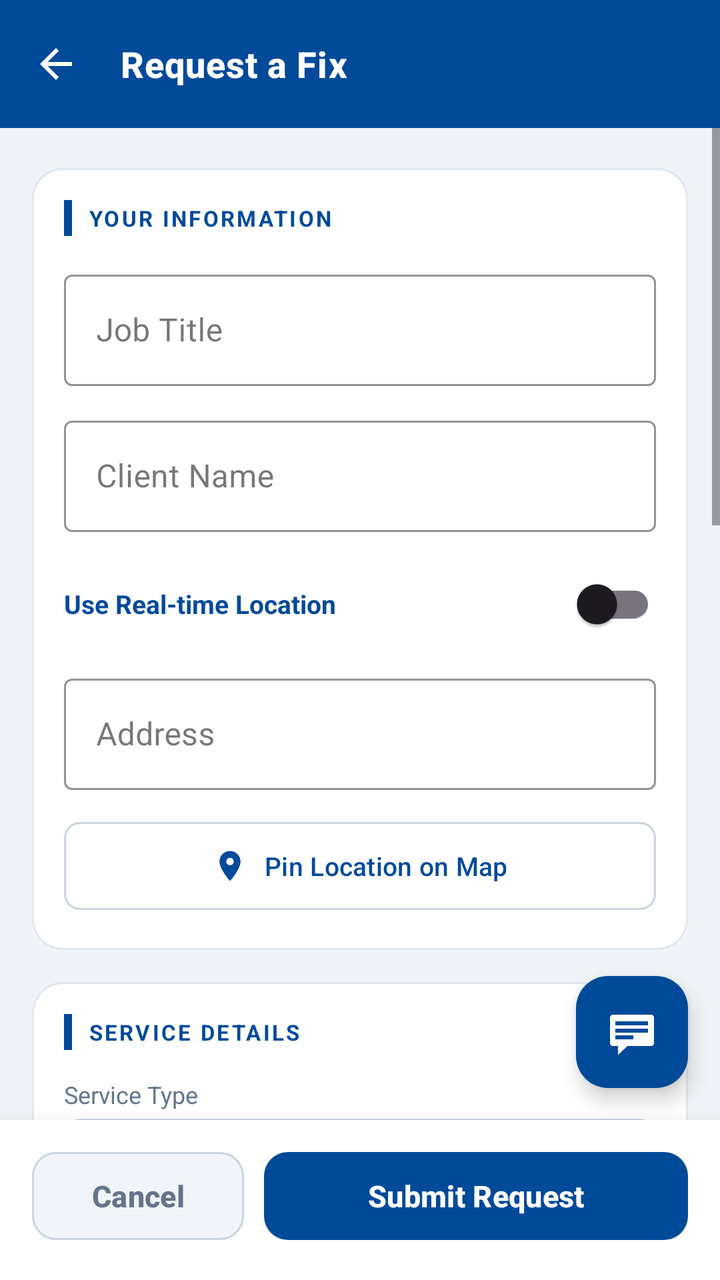
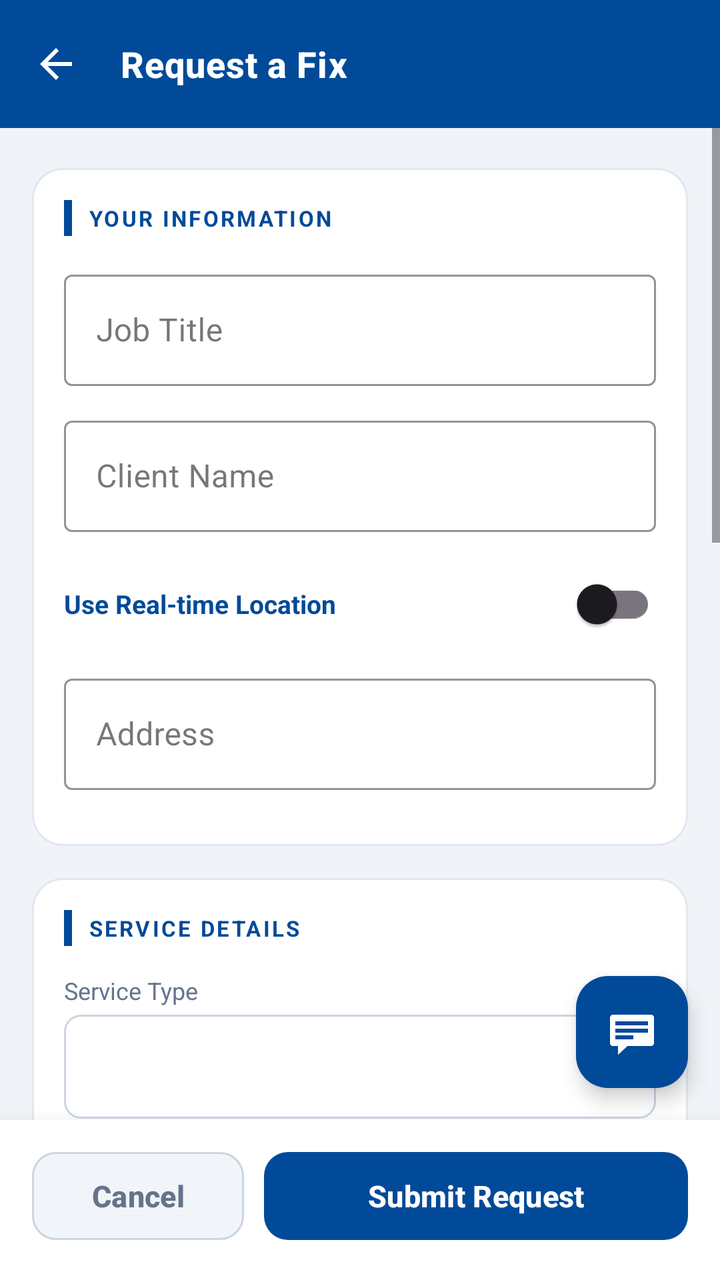

Compare the two renders of this Android layout. The source of the first and the diff that turns it into the second are given below.
<!-- AndroidManifest.xml: application theme Theme.Newtacks -->
<!-- res/layout/activity_create_job.xml -->
<?xml version="1.0" encoding="utf-8"?>
<LinearLayout
    xmlns:android="http://schemas.android.com/apk/res/android"
    xmlns:app="http://schemas.android.com/apk/res-auto"
    android:layout_width="match_parent"
    android:layout_height="match_parent"
    android:orientation="vertical"
    android:background="#F0F4F8">

    
    <androidx.appcompat.widget.Toolbar
        android:id="@+id/toolbar"
        android:layout_width="match_parent"
        android:layout_height="?attr/actionBarSize"
        android:background="#004A99"
        android:elevation="4dp"
        app:title="Request a Fix"
        app:titleTextColor="#FFFFFF"
        app:titleTextAppearance="@style/ToolbarTitleStyle"
        app:navigationIcon="@drawable/ic_back"
        app:navigationContentDescription="Back" />

    
    <androidx.coordinatorlayout.widget.CoordinatorLayout
        android:layout_width="match_parent"
        android:layout_height="0dp"
        android:layout_weight="1">

        <ScrollView
            android:layout_width="match_parent"
            android:layout_height="match_parent"
            android:fillViewport="true">

            <LinearLayout
                android:layout_width="match_parent"
                android:layout_height="wrap_content"
                android:orientation="vertical"
                android:paddingStart="16dp"
                android:paddingEnd="16dp"
                android:paddingTop="20dp"
                android:paddingBottom="20dp">

            
            <LinearLayout
                android:layout_width="match_parent"
                android:layout_height="wrap_content"
                android:orientation="vertical"
                android:background="@drawable/bg_card"
                android:padding="16dp"
                android:layout_marginBottom="16dp">

                <LinearLayout
                    android:layout_width="match_parent"
                    android:layout_height="wrap_content"
                    android:orientation="horizontal"
                    android:gravity="center_vertical"
                    android:layout_marginBottom="14dp">

                    <View
                        android:layout_width="4dp"
                        android:layout_height="18dp"
                        android:background="#004A99"
                        android:layout_marginEnd="8dp" />

                    <TextView
                        android:layout_width="wrap_content"
                        android:layout_height="wrap_content"
                        android:text="@string/your_information"
                        android:textColor="#004A99"
                        android:textSize="11sp"
                        android:textStyle="bold"
                        android:letterSpacing="0.1" />
                </LinearLayout>

                <com.google.android.material.textfield.TextInputLayout
                    android:layout_width="match_parent"
                    android:layout_height="wrap_content"
                    android:hint="@string/job_title"
                    style="@style/Widget.MaterialComponents.TextInputLayout.OutlinedBox"
                    app:boxStrokeColor="#004A99"
                    app:hintTextColor="#004A99"
                    android:layout_marginBottom="12dp">
                    <com.google.android.material.textfield.TextInputEditText
                        android:id="@+id/etJobTitle"
                        android:layout_width="match_parent"
                        android:layout_height="wrap_content"
                        android:textColor="#1E293B" />
                </com.google.android.material.textfield.TextInputLayout>

                <com.google.android.material.textfield.TextInputLayout
                    android:layout_width="match_parent"
                    android:layout_height="wrap_content"
                    android:hint="@string/client_name"
                    style="@style/Widget.MaterialComponents.TextInputLayout.OutlinedBox"
                    app:boxStrokeColor="#004A99"
                    app:hintTextColor="#004A99"
                    android:layout_marginBottom="12dp">
                    <com.google.android.material.textfield.TextInputEditText
                        android:id="@+id/etClientName"
                        android:layout_width="match_parent"
                        android:layout_height="wrap_content"
                        android:textColor="#1E293B" />
                </com.google.android.material.textfield.TextInputLayout>

                <LinearLayout
                    android:layout_width="match_parent"
                    android:layout_height="wrap_content"
                    android:orientation="horizontal"
                    android:gravity="center_vertical"
                    android:layout_marginBottom="8dp">

                    <TextView
                        android:layout_width="0dp"
                        android:layout_height="wrap_content"
                        android:layout_weight="1"
                        android:text="Use Real-time Location"
                        android:textColor="#004A99"
                        android:textStyle="bold"
                        android:textSize="13sp" />

                    <com.google.android.material.switchmaterial.SwitchMaterial
                        android:id="@+id/switchRealTimeLocation"
                        android:layout_width="wrap_content"
                        android:layout_height="wrap_content" />
                </LinearLayout>

                <com.google.android.material.textfield.TextInputLayout
                    android:layout_width="match_parent"
                    android:layout_height="wrap_content"
                    android:hint="@string/address"
                    style="@style/Widget.MaterialComponents.TextInputLayout.OutlinedBox"
                    app:boxStrokeColor="#004A99"
                    app:hintTextColor="#004A99"
                    android:layout_marginBottom="12dp">
                    <com.google.android.material.textfield.TextInputEditText
                        android:id="@+id/etClientAddress"
                        android:layout_width="match_parent"
                        android:layout_height="wrap_content"
                        android:textColor="#1E293B" />
                </com.google.android.material.textfield.TextInputLayout>

                <com.google.android.material.button.MaterialButton
                    android:id="@+id/btnPickLocation"
                    android:layout_width="match_parent"
                    android:layout_height="52dp"
                    android:text="Pin Location on Map"
                    android:textColor="#004A99"
                    android:textSize="13sp"
                    app:backgroundTint="#FFFFFF"
                    app:strokeColor="#CBD5E1"
                    app:strokeWidth="1dp"
                    app:cornerRadius="8dp"
                    app:icon="@drawable/ic_location"
                    app:iconTint="#004A99"
                    app:iconGravity="textStart" />

            </LinearLayout>

            
            <LinearLayout
                android:layout_width="match_parent"
                android:layout_height="wrap_content"
                android:orientation="vertical"
                android:background="@drawable/bg_card"
                android:padding="16dp"
                android:layout_marginBottom="16dp">

                <LinearLayout
                    android:layout_width="match_parent"
                    android:layout_height="wrap_content"
                    android:orientation="horizontal"
                    android:gravity="center_vertical"
                    android:layout_marginBottom="14dp">

                    <View
                        android:layout_width="4dp"
                        android:layout_height="18dp"
                        android:background="#004A99"
                        android:layout_marginEnd="8dp" />

                    <TextView
                        android:layout_width="wrap_content"
                        android:layout_height="wrap_content"
                        android:text="@string/service_details"
                        android:textColor="#004A99"
                        android:textSize="11sp"
                        android:textStyle="bold"
                        android:letterSpacing="0.1" />
                </LinearLayout>

                <TextView
                    android:layout_width="wrap_content"
                    android:layout_height="wrap_content"
                    android:text="@string/service_type"
                    android:textColor="#64748B"
                    android:textSize="12sp"
                    android:layout_marginBottom="4dp" />

                <Spinner
                    android:id="@+id/spinnerServiceType"
                    android:layout_width="match_parent"
                    android:layout_height="52dp"
                    android:background="@drawable/bg_spinner_improved"
                    android:paddingStart="14dp"
                    android:paddingEnd="14dp"
                    android:layout_marginBottom="14dp" />

                
                <LinearLayout
                    android:layout_width="match_parent"
                    android:layout_height="wrap_content"
                    android:orientation="horizontal"
                    android:baselineAligned="false"
                    android:layout_marginBottom="14dp">

                    <LinearLayout
                        android:layout_width="0dp"
                        android:layout_height="wrap_content"
                        android:layout_weight="1"
                        android:orientation="vertical"
                        android:layout_marginEnd="8dp">

                        <TextView
                            android:layout_width="wrap_content"
                            android:layout_height="wrap_content"
                            android:text="@string/date"
                            android:textColor="#64748B"
                            android:textSize="12sp"
                            android:layout_marginBottom="4dp" />

                        <com.google.android.material.button.MaterialButton
                            android:id="@+id/btnSelectDate"
                            android:layout_width="match_parent"
                            android:layout_height="52dp"
                            android:text="@string/select_date"
                            android:textColor="#64748B"
                            android:textSize="13sp"
                            app:backgroundTint="#FFFFFF"
                            app:strokeColor="#CBD5E1"
                            app:strokeWidth="1dp"
                            app:cornerRadius="8dp"
                            app:icon="@drawable/ic_calendar"
                            app:iconTint="#004A99"
                            app:iconGravity="end" />
                    </LinearLayout>

                    <LinearLayout
                        android:layout_width="0dp"
                        android:layout_height="wrap_content"
                        android:layout_weight="1"
                        android:orientation="vertical">

                        <TextView
                            android:layout_width="wrap_content"
                            android:layout_height="wrap_content"
                            android:text="@string/time"
                            android:textColor="#64748B"
                            android:textSize="12sp"
                            android:layout_marginBottom="4dp" />

                        <com.google.android.material.button.MaterialButton
                            android:id="@+id/btnSelectTime"
                            android:layout_width="match_parent"
                            android:layout_height="52dp"
                            android:text="@string/select_time"
                            android:textColor="#64748B"
                            android:textSize="13sp"
                            app:backgroundTint="#FFFFFF"
                            app:strokeColor="#CBD5E1"
                            app:strokeWidth="1dp"
                            app:cornerRadius="8dp"
                            app:icon="@drawable/ic_time"
                            app:iconTint="#004A99"
                            app:iconGravity="end" />
                    </LinearLayout>
                </LinearLayout>

                <com.google.android.material.textfield.TextInputLayout
                    android:layout_width="match_parent"
                    android:layout_height="wrap_content"
                    android:hint="@string/estimated_duration"
                    style="@style/Widget.MaterialComponents.TextInputLayout.OutlinedBox"
                    app:boxStrokeColor="#004A99"
                    app:hintTextColor="#004A99">
                    <com.google.android.material.textfield.TextInputEditText
                        android:id="@+id/etDuration"
                        android:layout_width="match_parent"
                        android:layout_height="wrap_content"
                        android:inputType="numberDecimal"
                        android:textColor="#1E293B" />
                </com.google.android.material.textfield.TextInputLayout>

            </LinearLayout>

            
            <LinearLayout
                android:layout_width="match_parent"
                android:layout_height="wrap_content"
                android:orientation="vertical"
                android:background="@drawable/bg_card"
                android:padding="16dp"
                android:layout_marginBottom="16dp">

                <LinearLayout
                    android:layout_width="match_parent"
                    android:layout_height="wrap_content"
                    android:orientation="horizontal"
                    android:gravity="center_vertical"
                    android:layout_marginBottom="14dp">

                    <View
                        android:layout_width="4dp"
                        android:layout_height="18dp"
                        android:background="#004A99"
                        android:layout_marginEnd="8dp" />

                    <TextView
                        android:layout_width="wrap_content"
                        android:layout_height="wrap_content"
                        android:text="@string/payment"
                        android:textColor="#004A99"
                        android:textSize="11sp"
                        android:textStyle="bold"
                        android:letterSpacing="0.1" />
                </LinearLayout>

                <com.google.android.material.textfield.TextInputLayout
                    android:layout_width="match_parent"
                    android:layout_height="wrap_content"
                    android:hint="@string/offer_amount"
                    style="@style/Widget.MaterialComponents.TextInputLayout.OutlinedBox"
                    app:boxStrokeColor="#004A99"
                    app:hintTextColor="#004A99"
                    app:prefixText="₱ ">
                    <com.google.android.material.textfield.TextInputEditText
                        android:id="@+id/etOfferAmount"
                        android:layout_width="match_parent"
                        android:layout_height="wrap_content"
                        android:inputType="numberDecimal"
                        android:textColor="#1E293B" />
                </com.google.android.material.textfield.TextInputLayout>

            </LinearLayout>

            
            <LinearLayout
                android:layout_width="match_parent"
                android:layout_height="wrap_content"
                android:orientation="vertical"
                android:background="@drawable/bg_card"
                android:padding="16dp"
                android:layout_marginBottom="16dp">

                <LinearLayout
                    android:layout_width="match_parent"
                    android:layout_height="wrap_content"
                    android:orientation="horizontal"
                    android:gravity="center_vertical"
                    android:layout_marginBottom="14dp">

                    <View
                        android:layout_width="4dp"
                        android:layout_height="18dp"
                        android:background="#004A99"
                        android:layout_marginEnd="8dp" />

                    <TextView
                        android:layout_width="wrap_content"
                        android:layout_height="wrap_content"
                        android:text="PHOTOS"
                        android:textColor="#004A99"
                        android:textSize="11sp"
                        android:textStyle="bold"
                        android:letterSpacing="0.1" />
                </LinearLayout>

                <HorizontalScrollView
                    android:layout_width="match_parent"
                    android:layout_height="wrap_content"
                    android:scrollbars="none"
                    android:layout_marginBottom="12dp">
                    <LinearLayout
                        android:id="@+id/layoutImages"
                        android:layout_width="wrap_content"
                        android:layout_height="wrap_content"
                        android:orientation="horizontal">
                        
                    </LinearLayout>
                </HorizontalScrollView>

                <com.google.android.material.button.MaterialButton
                    android:id="@+id/btnAddPhoto"
                    android:layout_width="wrap_content"
                    android:layout_height="wrap_content"
                    android:text="Add Photo"
                    app:icon="@drawable/ic_camera"
                    style="@style/Widget.MaterialComponents.Button.TextButton"
                    android:textColor="#004A99"
                    app:iconTint="#004A99"/>
            </LinearLayout>

            
            <LinearLayout
                android:layout_width="match_parent"
                android:layout_height="wrap_content"
                android:orientation="vertical"
                android:background="@drawable/bg_card"
                android:padding="16dp"
                android:layout_marginBottom="8dp">

                <LinearLayout
                    android:layout_width="match_parent"
                    android:layout_height="wrap_content"
                    android:orientation="horizontal"
                    android:gravity="center_vertical"
                    android:layout_marginBottom="14dp">

                    <View
                        android:layout_width="4dp"
                        android:layout_height="18dp"
                        android:background="#004A99"
                        android:layout_marginEnd="8dp" />

                    <TextView
                        android:layout_width="wrap_content"
                        android:layout_height="wrap_content"
                        android:text="@string/description"
                        android:textColor="#004A99"
                        android:textSize="11sp"
                        android:textStyle="bold"
                        android:letterSpacing="0.1" />
                </LinearLayout>

                <com.google.android.material.textfield.TextInputLayout
                    android:layout_width="match_parent"
                    android:layout_height="wrap_content"
                    android:hint="@string/describe_job"
                    style="@style/Widget.MaterialComponents.TextInputLayout.OutlinedBox"
                    app:boxStrokeColor="#004A99"
                    app:hintTextColor="#004A99">
                    <com.google.android.material.textfield.TextInputEditText
                        android:id="@+id/etDescription"
                        android:layout_width="match_parent"
                        android:layout_height="120dp"
                        android:gravity="top|start"
                        android:inputType="textMultiLine"
                        android:textColor="#1E293B" />
                </com.google.android.material.textfield.TextInputLayout>

            </LinearLayout>

        </LinearLayout>
    </ScrollView>

    <com.google.android.material.floatingactionbutton.FloatingActionButton
        android:id="@+id/fabChat"
        android:layout_width="wrap_content"
        android:layout_height="wrap_content"
        android:layout_gravity="bottom|end"
        android:layout_margin="16dp"
        android:src="@android:drawable/stat_notify_chat"
        app:backgroundTint="#004A99"
        app:tint="@android:color/white"
        android:contentDescription="Chat with AI" />

    </androidx.coordinatorlayout.widget.CoordinatorLayout>

    
    <LinearLayout
        android:layout_width="match_parent"
        android:layout_height="wrap_content"
        android:orientation="horizontal"
        android:paddingStart="16dp"
        android:paddingEnd="16dp"
        android:paddingTop="12dp"
        android:paddingBottom="16dp"
        android:background="#FFFFFF"
        android:elevation="12dp">

        <com.google.android.material.button.MaterialButton
            android:id="@+id/btnCancel"
            android:layout_width="0dp"
            android:layout_height="52dp"
            android:layout_weight="1"
            android:text="@string/cancel"
            android:textColor="#64748B"
            android:textSize="15sp"
            android:textStyle="bold"
            android:layout_marginEnd="10dp"
            app:backgroundTint="#F1F5F9"
            app:cornerRadius="12dp"
            app:strokeColor="#CBD5E1"
            app:strokeWidth="1dp" />

        <com.google.android.material.button.MaterialButton
            android:id="@+id/btnSubmit"
            android:layout_width="0dp"
            android:layout_height="52dp"
            android:layout_weight="2"
            android:text="@string/submit_request"
            android:textColor="#FFFFFF"
            android:textSize="15sp"
            android:textStyle="bold"
            app:backgroundTint="#004A99"
            app:cornerRadius="12dp" />

    </LinearLayout>

</LinearLayout>
<!-- resources referenced by this layout -->
<resources>
  <!-- drawable bg_card (drawable) -->
  <?xml version="1.0" encoding="utf-8"?>
  <shape xmlns:android="http://schemas.android.com/apk/res/android"
      android:shape="rectangle">
      <solid android:color="#FFFFFF" />
      <corners android:radius="15dp" />
      <stroke android:width="1dp" android:color="#E2E8F0" />
  </shape>
  <!-- drawable bg_spinner_improved (drawable) -->
  <?xml version="1.0" encoding="utf-8"?>
  <shape xmlns:android="http://schemas.android.com/apk/res/android"
      android:shape="rectangle">
      <solid android:color="#FFFFFF" />
      <corners android:radius="8dp" />
      <stroke android:width="1dp" android:color="#CBD5E1" />
  </shape>
  <!-- drawable ic_back (drawable) -->
  <?xml version="1.0" encoding="utf-8"?>
  <vector xmlns:android="http://schemas.android.com/apk/res/android"
      android:width="24dp"
      android:height="24dp"
      android:viewportWidth="24"
      android:viewportHeight="24">
      <path
          android:fillColor="#FFFFFF"
          android:pathData="M20,11H7.83l5.59,-5.59L12,4l-8,8 8,8 1.41,-1.41L7.83,13H20v-2z"/>
  </vector>
  <!-- drawable ic_calendar (drawable) -->
  <?xml version="1.0" encoding="utf-8"?>
  <vector xmlns:android="http://schemas.android.com/apk/res/android"
      android:width="24dp"
      android:height="24dp"
      android:viewportWidth="24"
      android:viewportHeight="24">
      <path
          android:fillColor="#000000"
          android:pathData="M19,3h-1V1h-2v2H8V1H6v2H5C3.89,3 3,3.9 3,5v14c0,1.1 0.89,2 2,2h14c1.1,0 2,-0.9 2,-2V5C21,3.9 20.1,3 19,3zM19,19H5V8h14V19zM7,10h5v5H7z"/>
  </vector>
  <!-- drawable ic_location (drawable) -->
  <?xml version="1.0" encoding="utf-8"?>
  <vector xmlns:android="http://schemas.android.com/apk/res/android"
      android:width="24dp"
      android:height="24dp"
      android:viewportWidth="24"
      android:viewportHeight="24">
      <path
          android:fillColor="#FFFFFF"
          android:pathData="M12,2C8.13,2 5,5.13 5,9c0,5.25 7,13 7,13s7-7.75 7-13C19,5.13 15.87,2 12,2zM12,11.5c-1.38,0-2.5-1.12-2.5-2.5s1.12-2.5 2.5-2.5 2.5,1.12 2.5,2.5-1.12,2.5-2.5,2.5z"/>
  </vector>
  <!-- drawable ic_time (drawable) -->
  <?xml version="1.0" encoding="utf-8"?>
  <vector xmlns:android="http://schemas.android.com/apk/res/android"
      android:width="24dp"
      android:height="24dp"
      android:viewportWidth="24"
      android:viewportHeight="24">
      <path
          android:fillColor="#000000"
          android:pathData="M11.99,2C6.47,2 2,6.48 2,12s4.47,10 9.99,10C17.52,22 22,17.52 22,12S17.52,2 11.99,2zM12,20c-4.42,0 -8,-3.58 -8,-8s3.58,-8 8,-8 8,3.58 8,8 -3.58,8 -8,8zM12.5,7H11v6l5.25,3.15 0.75,-1.23 -4.5,-2.67z"/>
  </vector>
  <string name="address">Address</string>
  <string name="cancel">Cancel</string>
  <string name="client_name">Client Name</string>
  <string name="date">Date</string>
  <string name="describe_job">Describe the job in detail...</string>
  <string name="description">DESCRIPTION</string>
  <string name="estimated_duration">Estimated Duration (Hours)</string>
  <string name="job_title">Job Title</string>
  <string name="offer_amount">Offer Amount</string>
  <string name="payment">PAYMENT</string>
  <string name="select_date">Select Date</string>
  <string name="select_time">Select Time</string>
  <string name="service_details">SERVICE DETAILS</string>
  <string name="service_type">Service Type</string>
  <string name="submit_request">Submit Request</string>
  <string name="time">Time</string>
  <string name="your_information">YOUR INFORMATION</string>
  <style name="ToolbarTitleStyle" parent="TextAppearance.Widget.AppCompat.Toolbar.Title">
          <item name="android:textSize">18sp</item>
          <item name="android:textStyle">bold</item>
          <item name="android:letterSpacing">0.02</item>
      </style>
  <style name="Theme.Newtacks" parent="Base.Theme.Newtacks" />
  <!-- unchanged entries left out for length: 2 -->
</resources>

<!-- the commit's change to res/layout/activity_create_job.xml (unified diff, before → after) -->
@@ -138,21 +138,6 @@
                         android:layout_height="wrap_content"
                         android:textColor="#1E293B" />
                 </com.google.android.material.textfield.TextInputLayout>
-
-                <com.google.android.material.button.MaterialButton
-                    android:id="@+id/btnPickLocation"
-                    android:layout_width="match_parent"
-                    android:layout_height="52dp"
-                    android:text="Pin Location on Map"
-                    android:textColor="#004A99"
-                    android:textSize="13sp"
-                    app:backgroundTint="#FFFFFF"
-                    app:strokeColor="#CBD5E1"
-                    app:strokeWidth="1dp"
-                    app:cornerRadius="8dp"
-                    app:icon="@drawable/ic_location"
-                    app:iconTint="#004A99"
-                    app:iconGravity="textStart" />
 
             </LinearLayout>
 
<!-- resource entries referenced after the edit -->
@@ -38,17 +38,6 @@
           android:fillColor="#000000"
           android:pathData="M19,3h-1V1h-2v2H8V1H6v2H5C3.89,3 3,3.9 3,5v14c0,1.1 0.89,2 2,2h14c1.1,0 2,-0.9 2,-2V5C21,3.9 20.1,3 19,3zM19,19H5V8h14V19zM7,10h5v5H7z"/>
   </vector>
-  <!-- drawable ic_location (drawable) -->
-  <?xml version="1.0" encoding="utf-8"?>
-  <vector xmlns:android="http://schemas.android.com/apk/res/android"
-      android:width="24dp"
-      android:height="24dp"
-      android:viewportWidth="24"
-      android:viewportHeight="24">
-      <path
-          android:fillColor="#FFFFFF"
-          android:pathData="M12,2C8.13,2 5,5.13 5,9c0,5.25 7,13 7,13s7-7.75 7-13C19,5.13 15.87,2 12,2zM12,11.5c-1.38,0-2.5-1.12-2.5-2.5s1.12-2.5 2.5-2.5 2.5,1.12 2.5,2.5-1.12,2.5-2.5,2.5z"/>
-  </vector>
   <!-- drawable ic_time (drawable) -->
   <?xml version="1.0" encoding="utf-8"?>
   <vector xmlns:android="http://schemas.android.com/apk/res/android"
